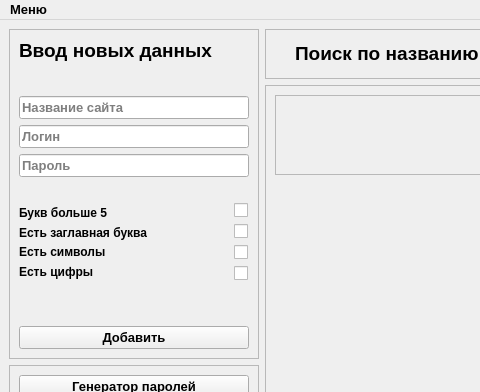
First picture: the form in SPG/mainwindow.ui, repository DahiTM/SPG, before the edit; both pictures show x 0 to 480 and y 0 to 392 of the 800 by 600 pixel window.
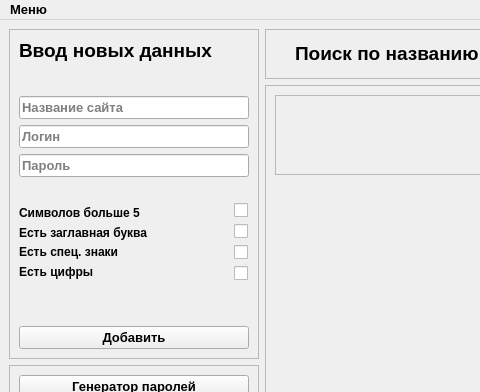
Second picture: the form after the edit.

Patch:
```diff
--- a/SPG/mainwindow.ui
+++ b/SPG/mainwindow.ui
@@ -330,7 +330,7 @@
                 </font>
                </property>
                <property name="text">
-                <string>Букв больше 5</string>
+                <string>Символов больше 5</string>
                </property>
               </widget>
              </item>
@@ -356,7 +356,7 @@
                 </font>
                </property>
                <property name="text">
-                <string>Есть символы</string>
+                <string>Есть спец. знаки</string>
                </property>
               </widget>
              </item>
```
